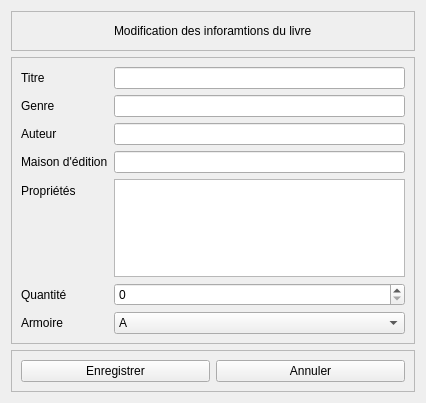
This is modifierlivreform.ui in Totelof10/biblio as Qt 5 draws it before an edit. The edited form follows.
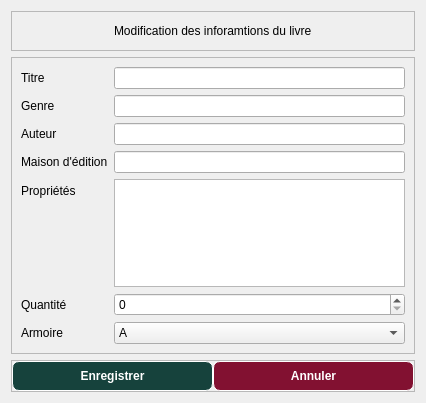
This is the edited form.

Patch:
```diff
--- a/modifierlivreform.ui
+++ b/modifierlivreform.ui
@@ -171,8 +171,40 @@
       <enum>QFrame::Shadow::Raised</enum>
      </property>
      <layout class="QHBoxLayout" name="horizontalLayout">
+      <property name="spacing">
+       <number>0</number>
+      </property>
+      <property name="leftMargin">
+       <number>0</number>
+      </property>
+      <property name="topMargin">
+       <number>0</number>
+      </property>
+      <property name="rightMargin">
+       <number>0</number>
+      </property>
+      <property name="bottomMargin">
+       <number>0</number>
+      </property>
       <item>
        <widget class="QPushButton" name="btnEnregistrer">
+        <property name="font">
+         <font>
+          <bold>true</bold>
+         </font>
+        </property>
+        <property name="styleSheet">
+         <string notr="true">QPushButton{
+	border: 1px solid white;
+	border-radius: 7px;
+	background-color: #16423C;
+	color:white;
+	padding: 7px;
+}
+QPushButton:hover{
+	background-color: #6A9C89;
+}</string>
+        </property>
         <property name="text">
          <string>Enregistrer</string>
         </property>
@@ -180,6 +212,23 @@
       </item>
       <item>
        <widget class="QPushButton" name="btnAnnuler">
+        <property name="font">
+         <font>
+          <bold>true</bold>
+         </font>
+        </property>
+        <property name="styleSheet">
+         <string notr="true">QPushButton{
+	border: 1px solid white;
+	border-radius: 7px;
+	background-color: #821131;
+	color:white;
+	padding: 7px;
+}
+QPushButton:hover{
+	background-color: #C7253E;
+}</string>
+        </property>
         <property name="text">
          <string>Annuler</string>
         </property>
```
